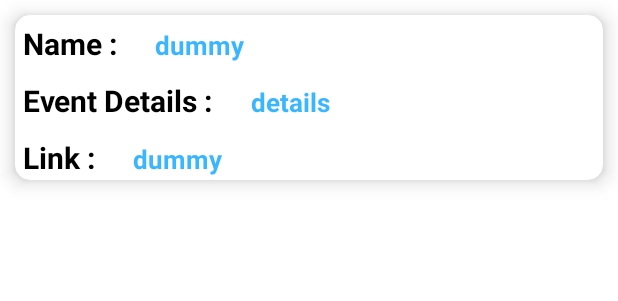
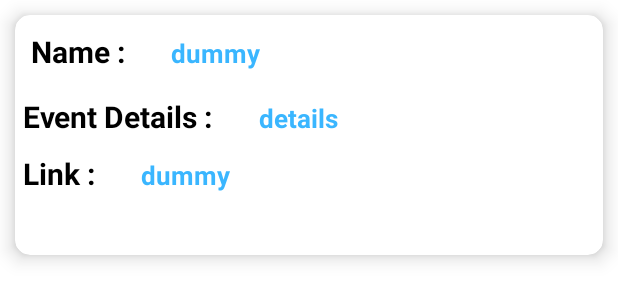
Before and after one commit to anmolkaur18/Benevole, an Android app: the layout item.xml on its own in the app's theme, with its tools: preview values and no code run, on a phone screen of 412 x 824 dp. Shown: the top 301 px of the screen. Run offline under Robolectric (Android 15) with nearby library versions, the phone set to English and light mode, and no system bars; Roboto replaces fonts that are not available here.

Commit message:
Modified item.xml file

```diff
--- a/app/src/main/res/layout/item.xml
+++ b/app/src/main/res/layout/item.xml
@@ -2,7 +2,7 @@
 
 <androidx.cardview.widget.CardView xmlns:android="http://schemas.android.com/apk/res/android"
     android:layout_width="match_parent"
-    android:layout_height="110dp"
+    android:layout_height="160dp"
     xmlns:app="http://schemas.android.com/apk/res-auto"
     app:cardElevation="8dp"
     app:cardCornerRadius="10dp"
@@ -10,13 +10,14 @@
     android:layout_margin="10dp">
 
     <LinearLayout
-        android:layout_width="match_parent"
+        android:layout_width="wrap_content"
         android:layout_height="wrap_content"
         android:orientation="vertical">
 
         <LinearLayout
-            android:layout_width="match_parent"
+            android:layout_width="wrap_content"
             android:layout_height="wrap_content"
+            android:padding="5dp"
             android:orientation="horizontal">
             <TextView
                 android:layout_width="wrap_content"
@@ -33,6 +34,7 @@
                 android:text="dummy"
                 android:textColor="#3ab6ff"
                 android:textStyle="bold"
+                android:padding="5dp"
                 android:layout_marginStart="20dp"
                 android:id="@+id/name_text"
                 android:textSize="17sp"
@@ -40,7 +42,7 @@
 
         </LinearLayout>
         <LinearLayout
-            android:layout_width="match_parent"
+            android:layout_width="wrap_content"
             android:layout_height="wrap_content"
             android:orientation="horizontal">
             <TextView
@@ -61,13 +63,14 @@
                 android:textColor="#3ab6ff"
                 android:textSize="17sp"
                 android:textStyle="bold"
+                android:padding="5dp"
                 android:layout_marginLeft="20dp" />
 
 
         </LinearLayout>
 
         <LinearLayout
-            android:layout_width="match_parent"
+            android:layout_width="wrap_content"
             android:layout_height="wrap_content"
             android:orientation="horizontal">
             <TextView
@@ -87,6 +90,7 @@
                 android:textStyle="bold"
                 android:layout_marginStart="20dp"
                 android:id="@+id/link_text"
+                android:padding="5dp"
                 android:textSize="17sp"
                 android:layout_marginLeft="20dp" />
 
```
